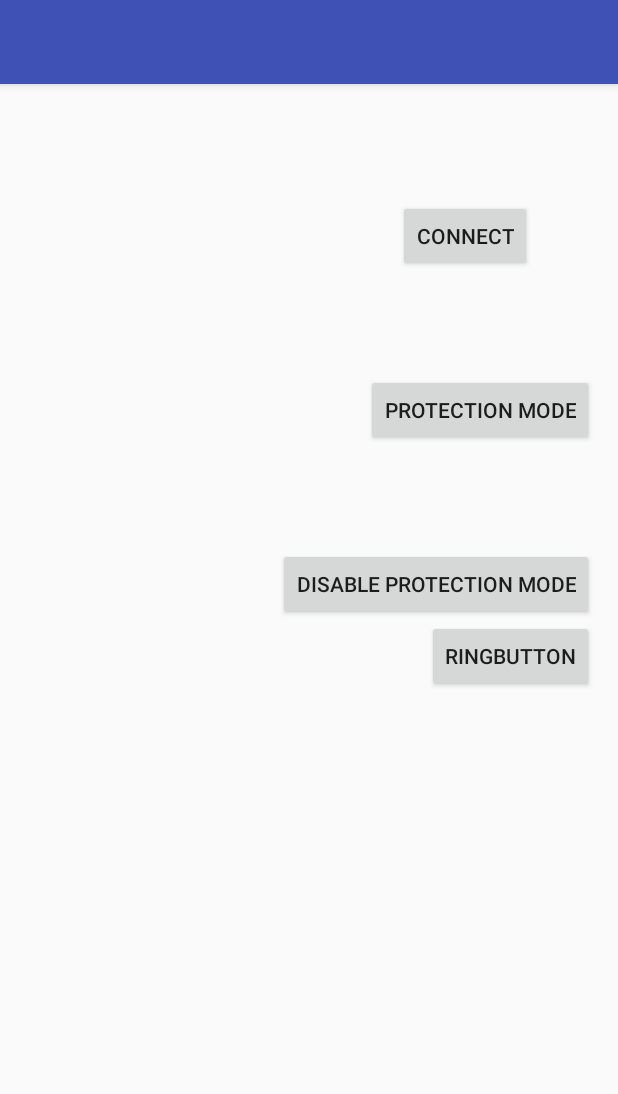
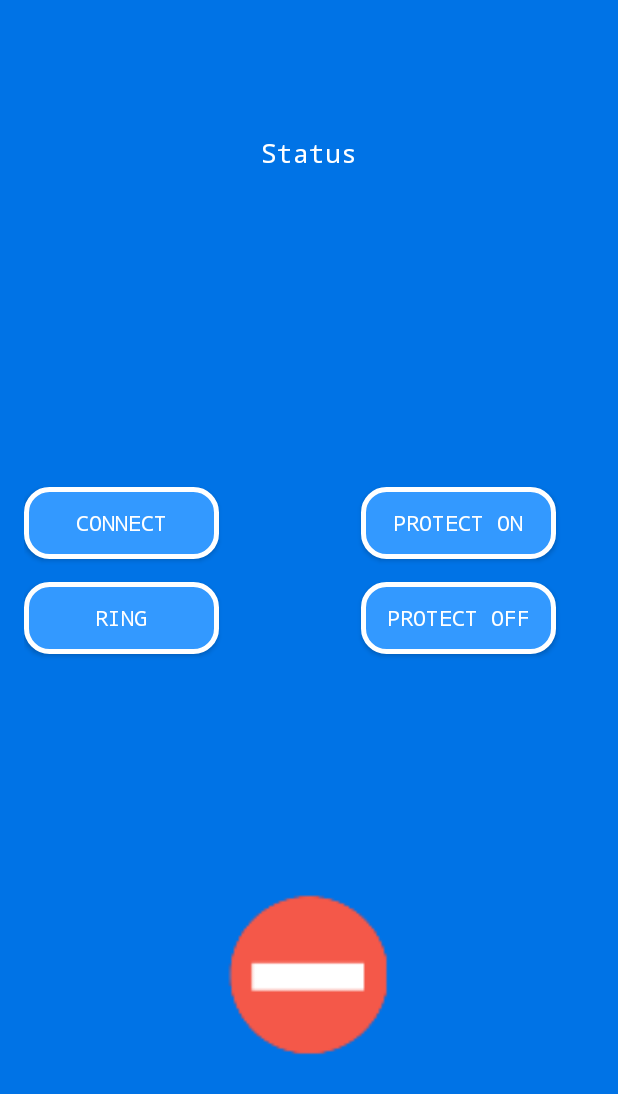
Before and after one commit to orestisfl/daedalus-sfhmmy9, an Android app: the MainActivity screen opened directly, with no data from a screen before it, on a phone screen of 412 x 824 dp. Shown: the top 1094 px of the screen. Run offline under Robolectric (Android 15) with nearby library versions, the phone set to English and light mode, and no system bars.

Commit message:
Fix missing from refactoring

```diff
--- a/CellLock/app/src/main/res/layout/main.xml
+++ b/CellLock/app/src/main/res/layout/main.xml
@@ -5,21 +5,9 @@
     android:layout_width="match_parent"
     android:layout_height="match_parent"
     android:fitsSystemWindows="true"
+    android:background="@color/colorBackground"
+
     tools:context="com.example.daedalus.celllock.MainActivity">
-
-    <android.support.design.widget.AppBarLayout
-        android:layout_width="match_parent"
-        android:layout_height="wrap_content"
-        android:theme="@style/AppTheme.AppBarOverlay">
-
-        <android.support.v7.widget.Toolbar
-            android:id="@+id/toolbar"
-            android:layout_width="match_parent"
-            android:layout_height="?attr/actionBarSize"
-            android:background="?attr/colorPrimary"
-            app:popupTheme="@style/AppTheme.PopupOverlay" />
-
-    </android.support.design.widget.AppBarLayout>
 
     <RelativeLayout xmlns:android="http://schemas.android.com/apk/res/android"
         xmlns:app="http://schemas.android.com/apk/res-auto"
@@ -34,61 +22,133 @@
         tools:context="com.example.daedalus.celllock.StartActivity"
         tools:showIn="@layout/start">
 
+        <!-- Status Text -->
+        <TextView
+            android:layout_width="fill_parent"
+            android:layout_height="wrap_content"
+            android:textAppearance="?android:attr/textAppearanceMedium"
+            android:text="Status"
+            android:gravity="center"
+            android:id="@+id/debuggText"
+            android:typeface="monospace"
+            android:textColor="#FFFFFF"
+            android:layout_alignParentTop="true"
+            android:layout_alignParentLeft="true"
+            android:layout_alignParentStart="true"
+            android:layout_marginTop="73dp" />
+
+        <!-- Connect Button -->
         <Button
             android:layout_width="wrap_content"
             android:layout_height="wrap_content"
             android:id="@+id/Connectbutton"
             android:text="Connect"
-            android:layout_alignParentTop="true"
-            android:layout_alignParentRight="true"
-            android:layout_alignParentEnd="true"
-            android:layout_marginRight="41dp"
-            android:layout_marginEnd="41dp"
-            android:layout_marginTop="61dp"
-            android:onClick="connectButton"/>
+            android:background="@drawable/buttonshape"
+            android:textColor="#FFFFFF"
+            android:typeface="monospace"
+            android:width="130dp"
+            android:height="30dp"
+            android:onClick="connectButton"
+            android:layout_marginBottom="15dp"
 
+            android:layout_above="@+id/ring"
+            android:layout_alignLeft="@+id/ring"
+            android:layout_alignStart="@+id/ring" />
+
+        <!-- Protection Mode Button -->
         <Button
             android:layout_width="wrap_content"
             android:layout_height="wrap_content"
-            android:text="Protection Mode"
+            android:text="Protect ON"
             android:id="@+id/Protectionbutton"
             android:onClick="protectionButton"
-            android:layout_below="@+id/Connectbutton"
+            android:background="@drawable/buttonshape"
+            android:textColor="#FFFFFF"
+            android:typeface="monospace"
+            android:width="130dp"
+            android:height="30dp"
+            android:layout_marginBottom="15dp"
+            android:layout_marginRight="25dp"
+            android:layout_above="@+id/DisableButton"
             android:layout_alignParentRight="true"
-            android:layout_alignParentEnd="true"
-            android:layout_marginTop="68dp"
-            />
+            android:layout_alignParentEnd="true" />
 
-        <TextView
-            android:layout_width="wrap_content"
-            android:layout_height="wrap_content"
-            android:id="@+id/debuggText"
-            android:layout_below="@+id/Connectbutton"
-            android:layout_alignParentLeft="true"
-            android:layout_alignParentStart="true"
-            android:layout_marginLeft="91dp"
-            android:layout_marginStart="91dp" />
-
+        <!-- Disable Button -->
         <Button
             android:layout_width="wrap_content"
             android:layout_height="wrap_content"
-            android:text="Disable protection mode"
-            android:id="@+id/Disablebutton"
-            android:layout_below="@+id/Protectionbutton"
+            android:text="Protect OFF"
+            android:id="@+id/DisableButton"
+            android:background="@drawable/buttonshape"
+            android:textColor="#FFFFFF"
+            android:onClick="disableProtection"
+            android:typeface="monospace"
+            android:width="130dp"
+            android:height="30dp"
+            android:layout_marginRight="25dp"
+            android:layout_centerVertical="true"
             android:layout_alignParentRight="true"
-            android:layout_alignParentEnd="true"
-            android:layout_marginTop="68dp"
-            android:onClick="disableProtection"/>
+            android:layout_alignParentEnd="true" />
 
+
+
+
+        <!-- Ring Button -->
         <Button
             android:layout_width="wrap_content"
             android:layout_height="wrap_content"
-            android:text="RingButton"
-            android:id="@+id/ringbutton"
+            android:text="Ring"
+            android:id="@+id/ring"
+            android:background="@drawable/buttonshape"
+            android:textColor="#FFFFFF"
             android:onClick="ringButton"
-            android:layout_below="@+id/Disablebutton"
-            android:layout_alignParentRight="true"
-            android:layout_alignParentEnd="true" />
+            android:typeface="monospace"
+            android:width="130dp"
+            android:height="30dp"
+            android:layout_alignTop="@+id/DisableButton"
+             />
+
+        <!-- Status Views -->
+        <ImageView
+            android:layout_width="120dp"
+            android:layout_height="120dp"
+            android:src="@mipmap/danger"
+            android:id="@+id/imageViewDanger"
+
+            android:visibility="visible"
+            android:layout_alignTop="@+id/imageViewShield"
+            android:layout_alignLeft="@+id/imageViewShield"
+            android:layout_alignStart="@+id/imageViewShield" />
+        <ImageView
+            android:layout_width="120dp"
+            android:layout_height="120dp"
+            android:src="@mipmap/shield_ok"
+            android:id="@+id/imageViewShield"
+
+            android:visibility="invisible"
+            android:layout_alignTop="@+id/imageViewWarning"
+            android:layout_centerHorizontal="true" />
+        <ImageView
+            android:layout_width="120dp"
+            android:layout_height="120dp"
+            android:src="@mipmap/warning"
+            android:id="@+id/imageViewWarning"
+
+            android:visibility="invisible"
+            android:layout_alignTop="@+id/imageViewBell"
+            android:layout_alignLeft="@+id/imageViewBell"
+            android:layout_alignStart="@+id/imageViewBell" />
+        <ImageView
+            android:layout_width="120dp"
+            android:layout_height="120dp"
+            android:src="@mipmap/bell"
+            android:id="@+id/imageViewBell"
+
+            android:visibility="invisible"
+            android:layout_alignParentBottom="true"
+            android:layout_centerHorizontal="true"
+            android:layout_marginBottom="97dp" />
+
     </RelativeLayout>
 
 
```
